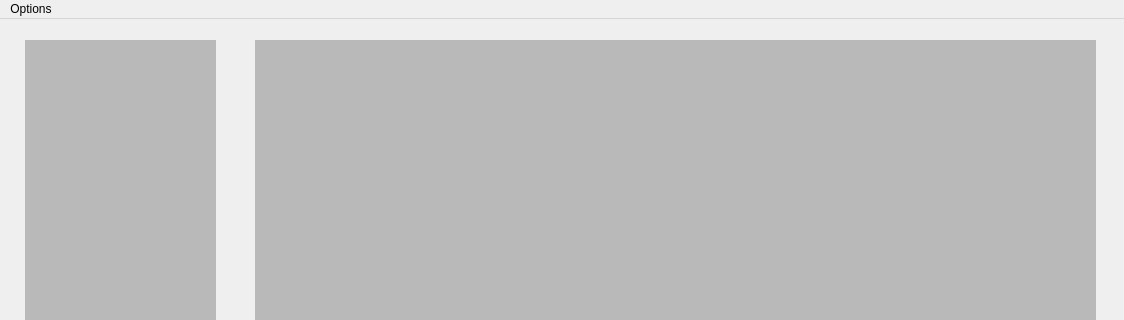
Above: Client/mainwindow.ui from zatteo/APPLE before the change; both pictures show x 0 to 1124 and y 0 to 320 of the 1124 by 648 pixel window. Below: the same form after it.
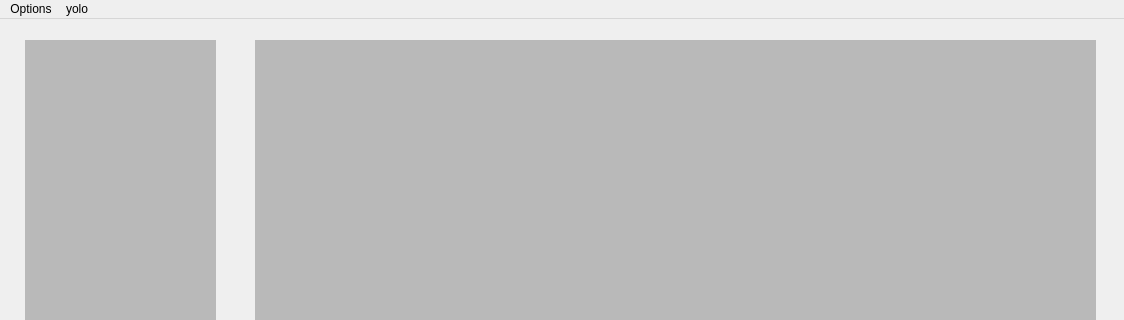
That is the form after the change. Icons and pictures are not drawn.

Diff of the .ui file:
```diff
--- a/Client/mainwindow.ui
+++ b/Client/mainwindow.ui
@@ -456,7 +456,7 @@
      <x>0</x>
      <y>0</y>
      <width>1124</width>
-     <height>25</height>
+     <height>19</height>
     </rect>
    </property>
    <property name="defaultUp">
@@ -479,7 +479,13 @@
     <addaction name="menuLangues"/>
     <addaction name="action_propos"/>
    </widget>
+   <widget class="QMenu" name="menuyolo">
+    <property name="title">
+     <string>yolo</string>
+    </property>
+   </widget>
    <addaction name="menuParam_tres"/>
+   <addaction name="menuyolo"/>
   </widget>
   <action name="actionFrances">
    <property name="text">
```
